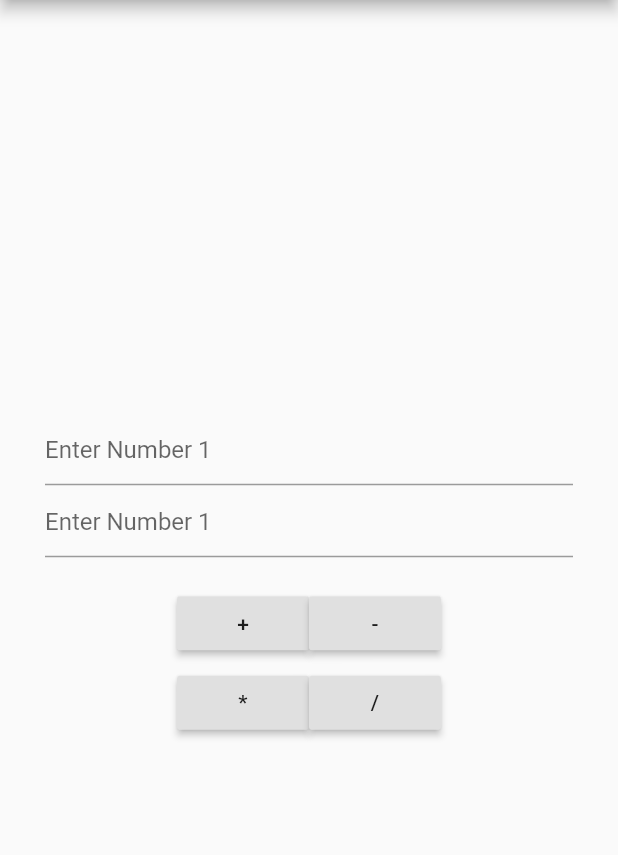
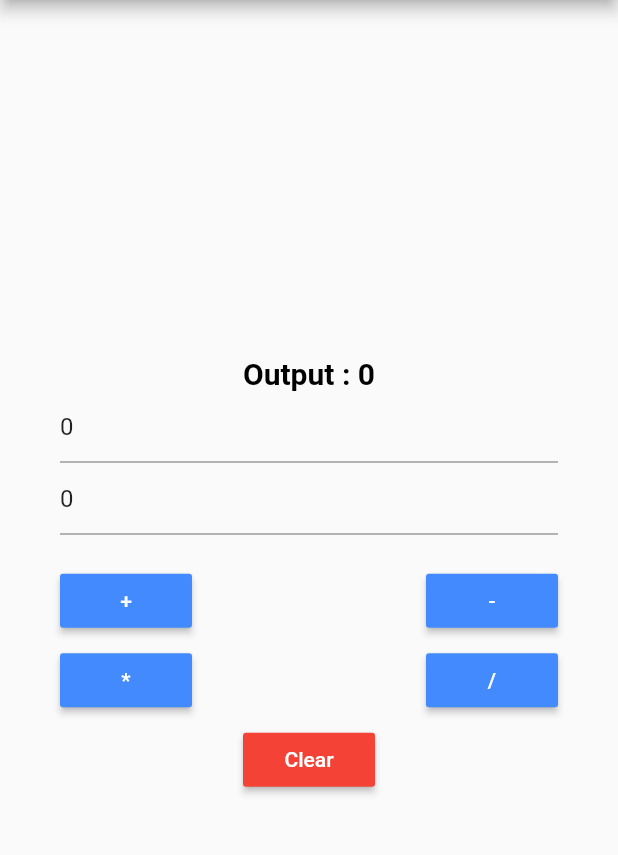
Before and after one commit to daniel0101/Calculator, a Flutter app: the screen it shows after launch, on a phone screen of 412 x 824 dp, the part 84-939 px from its top. Run offline on Flutter 3.47's test engine with Material 2 defaults, Android fonts, the phone set to English and light mode, and no system bars.

Commit message:
Feature: Calculator Operations done?

```diff
--- a/lib/home_page.dart
+++ b/lib/home_page.dart
@@ -8,6 +8,39 @@ class HomePage extends StatefulWidget{
 
 // make a state class
 class HomePageState extends State<HomePage>{
+  num num1 = 0,num2 = 0,output = 0;
+
+  final TextEditingController t1 = new TextEditingController(text: "0");
+  final TextEditingController t2 = new TextEditingController(text: "0");
+
+  void operation(String op){
+    num1 = int.parse(t1.text);
+    num2 = int.parse(t2.text);
+
+    switch (op) {
+      case "add":
+        setState(() => output = num1 + num2);
+        break;
+      case "sub":
+        setState(() => output = num1 - num2);
+        break;
+      case "multi":
+        setState(() => output = num1 * num2);
+        break;
+      case "divide":
+        setState(() => output = num1 / num2);
+        break;
+      case "clear":
+        setState((){
+          output = 0;
+          t1.text = "0";
+          t2.text = "0";
+        });
+        break;
+      default:
+    }
+  }
+
   @override
   Widget build(BuildContext context){
     return Scaffold(
@@ -15,29 +48,69 @@ class HomePageState extends State<HomePage>{
         title: Text("Calculator"),
       ),
       body: Container(
-        padding: EdgeInsets.all(30.0),
+        padding: EdgeInsets.all(40.0),
         child: Column(
           mainAxisAlignment: MainAxisAlignment.center,
           children: <Widget>[
-            TextField(
-              keyboardType: TextInputType.number,
-              decoration: InputDecoration(hintText: "Enter Number 1"),
+            Text(
+              "Output : $output",
+              style: TextStyle(
+                fontSize: 20.0,
+                color: Colors.black,
+                fontWeight: FontWeight.bold
+              ),
             ),
             TextField(
               keyboardType: TextInputType.number,
               decoration: InputDecoration(hintText: "Enter Number 1"),
+              controller: t1,
+            ),
+            TextField(
+              keyboardType: TextInputType.number,
+              decoration: InputDecoration(hintText: "Enter Number 1"),
+              controller: t2,
             ),
             Padding(padding: const EdgeInsets.only(top: 20.0),),
             Row(
-              mainAxisAlignment: MainAxisAlignment.center,
+              mainAxisAlignment: MainAxisAlignment.spaceBetween,
               children: <Widget>[
-                RaisedButton(
-                  child: Text("+"),
-                  onPressed: () => {},
+                MaterialButton(
+                  child: Text(
+                    "+",
+                    style: TextStyle(color: Colors.white),
+                  ),
+                  color: Colors.blueAccent,
+                  onPressed: () => this.operation('add'),
                 ),
-                RaisedButton(
-                  child: Text("-"),
-                  onPressed: () => {},
+                MaterialButton(
+                  child: Text(
+                    "-",
+                    style: TextStyle(color: Colors.white)
+                  ),
+                  color: Colors.blueAccent,
+                  onPressed: () => this.operation('sub'),
+                ),
+              ],
+            ),
+            Padding(padding: EdgeInsets.only(top: 5.0),),
+            Row(
+              mainAxisAlignment: MainAxisAlignment.spaceBetween,
+              children: <Widget>[
+                MaterialButton(
+                  child: Text(
+                    "*",
+                    style: TextStyle(color: Colors.white),
+                  ),
+                  color: Colors.blueAccent,
+                  onPressed: () => this.operation('multi'),
+                ),
+                MaterialButton(
+                  child: Text(
+                    "/",
+                    style: TextStyle(color: Colors.white)
+                  ),
+                  color: Colors.blueAccent,
+                  onPressed: () => this.operation('divide'),
                 ),
               ],
             ),
@@ -45,14 +118,14 @@ class HomePageState extends State<HomePage>{
             Row(
               mainAxisAlignment: MainAxisAlignment.center,
               children: <Widget>[
-                RaisedButton(
-                  child: Text("*"),
-                  onPressed: () => {},
-                ),
-                RaisedButton(
-                  child: Text("/"),
-                  onPressed: () => {},
-                ),
+                MaterialButton(
+                  child: Text(
+                    "Clear",
+                    style: TextStyle(color: Colors.white,),
+                  ),
+                  color: Colors.red,
+                  onPressed: () => this.operation('clear'),
+                )
               ],
             )
           ],
```
